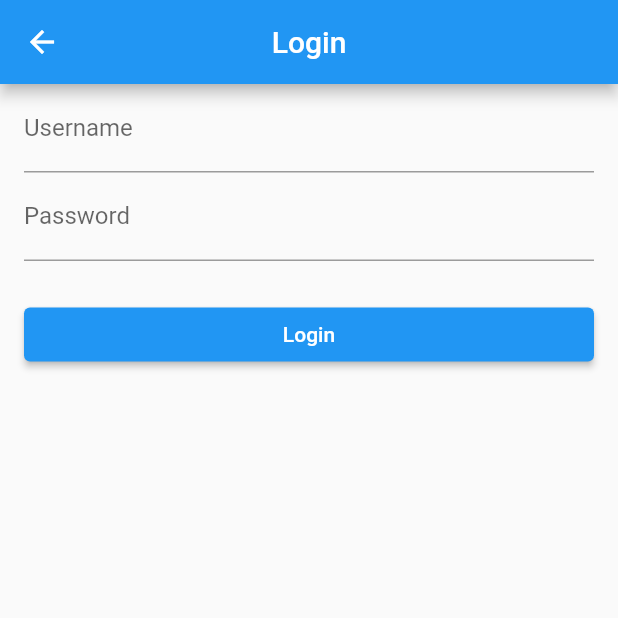
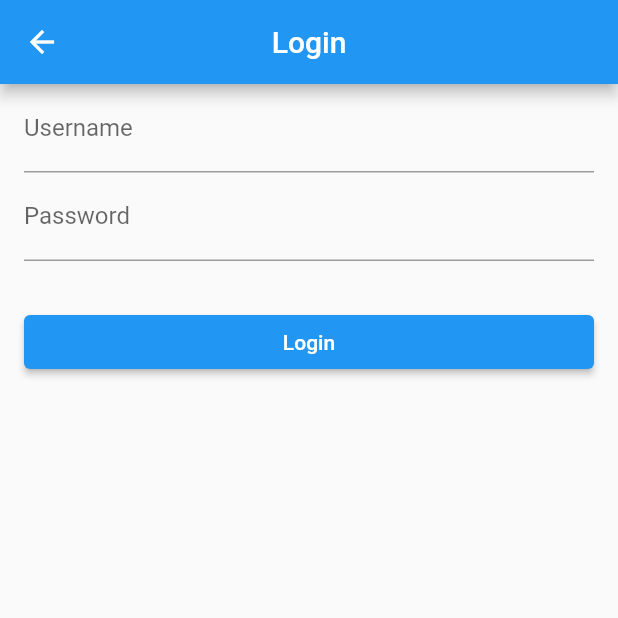
Before and after one commit to yusufC248/http_request_rest_api, a Flutter app: the LoginPage screen opened by its route, on a phone screen of 412 x 824 dp, the top half of it. Run offline on Flutter 3.47's test engine with Material 2 defaults, Android fonts, the phone set to English and light mode, and no system bars; accounts and stored records are empty; network calls fail.

Commit message:
Update login_page.dart

```diff
--- a/lib/pages/login_page.dart
+++ b/lib/pages/login_page.dart
@@ -41,7 +41,7 @@ class _LoginPageState extends State<LoginPage> {
             ),
           ),
           const SizedBox(
-            height: 25,
+            height: 30,
           ),
           Consumer<UserProvider>(builder: (context, userProvider, _) {
             if (_isLoading) {
```
